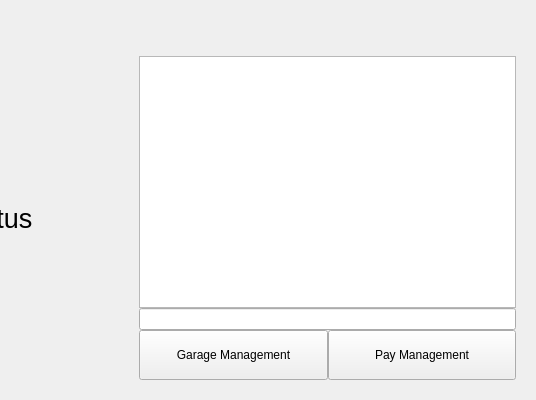
This is sParking/managermodeui.ui in Intel-AI-academy/sParkTower as Qt 5 draws it before an edit; both pictures show x 264 to 800 and y 0 to 400 of the 800 by 400 pixel window. The edited form follows.
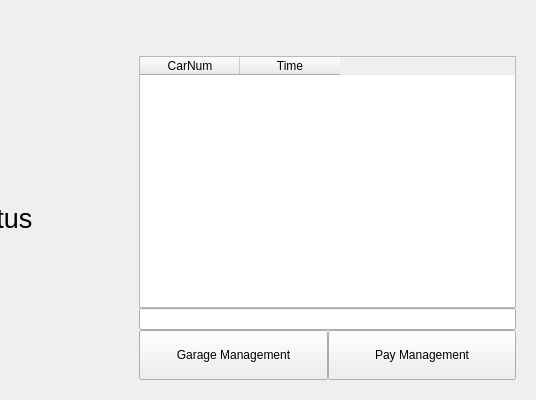
This is the edited form.

```diff
--- a/sParking/managermodeui.ui
+++ b/sParking/managermodeui.ui
@@ -100,7 +100,18 @@
               <number>0</number>
              </property>
              <item>
-              <widget class="QTableWidget" name="tableWidget"/>
+              <widget class="QTableWidget" name="tableWidget">
+               <column>
+                <property name="text">
+                 <string>CarNum</string>
+                </property>
+               </column>
+               <column>
+                <property name="text">
+                 <string>Time</string>
+                </property>
+               </column>
+              </widget>
              </item>
             </layout>
            </item>
```
